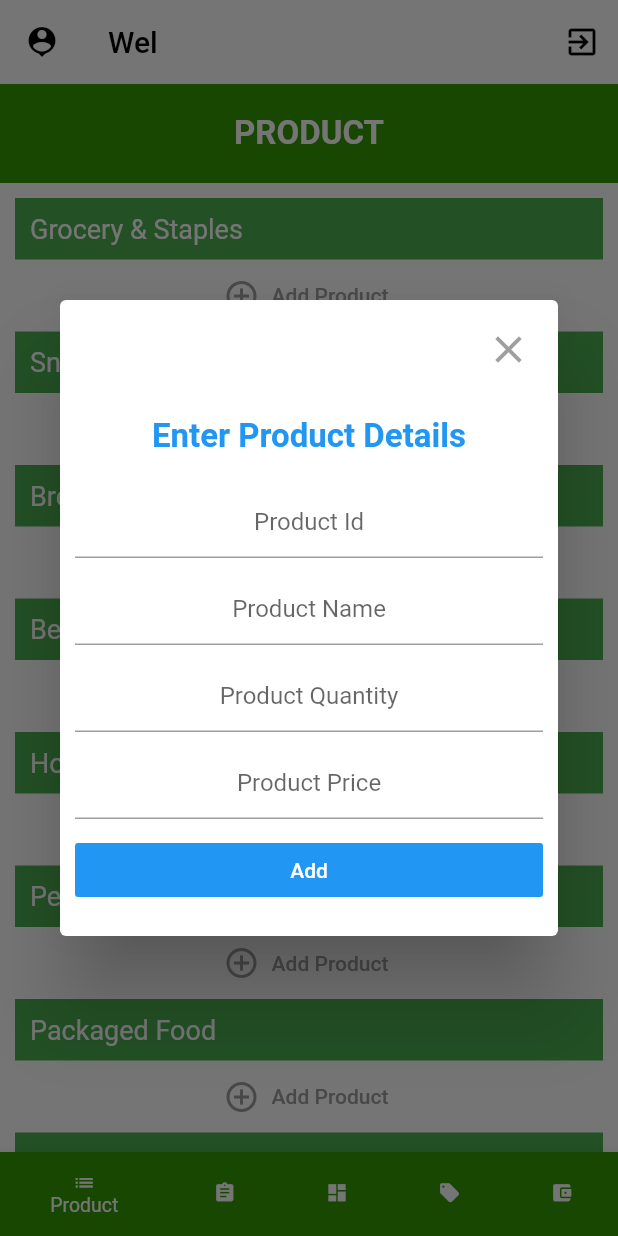
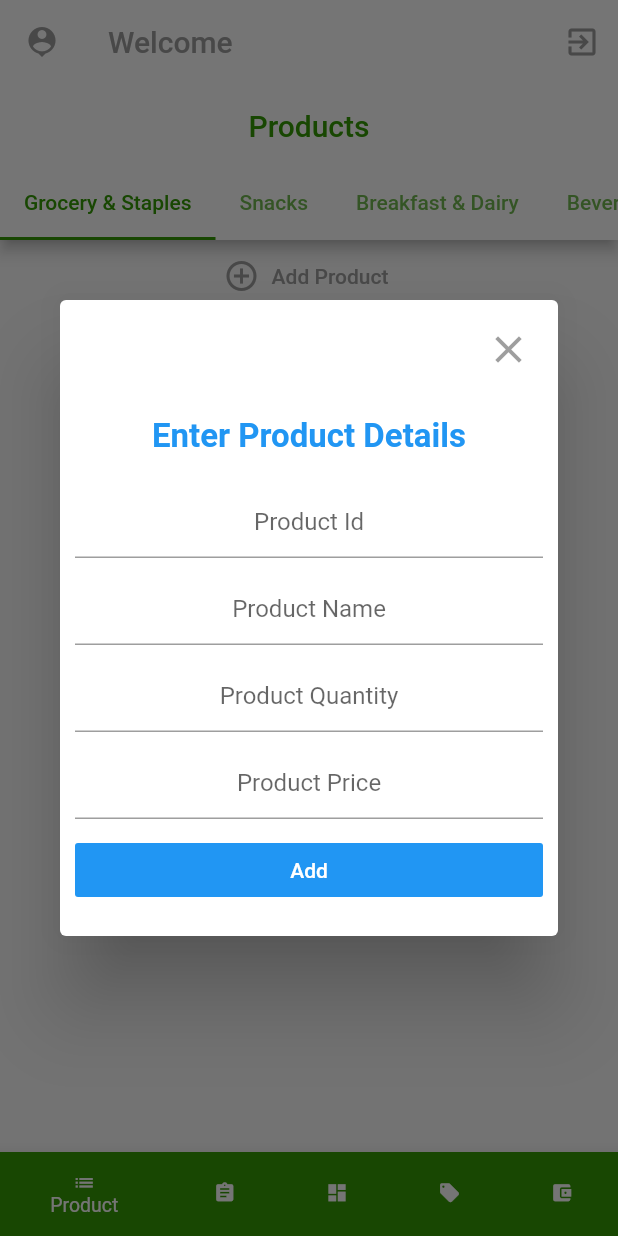
Before and after one commit to PikNgrocers/PikNgrocers_vendor, a Flutter app: the screen it shows once a user with an empty profile is signed in, item 2 of the bottom bar chosen, after a tap on the "exit to app" icon, after a tap on "Add Product", on a phone screen of 412 x 824 dp. Run offline on Flutter 3.47's test engine with Material 2 defaults, Android fonts, the phone set to English and light mode, and no system bars; our stand-ins replace cloud_firestore, connectivity, firebase_auth, firebase_core; accounts and stored records are empty.

Commit message:
Awesome product Add page

```diff
--- a/lib/product_utils/connect_product_head_and_add_helper.dart
+++ b/lib/product_utils/connect_product_head_and_add_helper.dart
@@ -1,22 +1,16 @@
 import 'package:flutter/material.dart';
 import 'package:pikngrocers_vendor/product_utils/product_add_helper.dart';
-import 'package:pikngrocers_vendor/product_utils/product_sub_head.dart';
+import 'package:pikngrocers_vendor/product_utils/show_products.dart';
 
 class ConnectHeadAndAddHelper extends StatelessWidget {
-
-  ConnectHeadAndAddHelper({this.uid,this.text});
+  ConnectHeadAndAddHelper({this.uid, this.text});
   final String uid;
   final String text;
 
   @override
   Widget build(BuildContext context) {
-    return Container(
-      child: Column(
+    return Column(
       crossAxisAlignment: CrossAxisAlignment.stretch,
-        children: [
-          ProductSubHead(text: text),
-          Container(
-              child: Column(
       children: [
         FlatButton.icon(
           onPressed: () {
@@ -24,15 +18,23 @@ class ConnectHeadAndAddHelper extends StatelessWidget {
               barrierDismissible: false,
               barrierColor: Colors.black54,
               context: context,
-                          child : AddProductScreen(uid: uid,where: text,),);
+              child: AddProductScreen(
+                uid: uid,
+                where: text,
+              ),
+            );
           },
           textColor: Colors.grey,
           icon: Icon(Icons.add_circle_outline),
-                      label: Text('Add Product')),
+          label: Text('Add Product'),
+        ),
+        Expanded(
+          child: ProductList(
+            uid: uid,
+            where: text,
+          ),
+        ),
       ],
-              )),
-        ],
-      ),
     );
   }
 }
--- a/lib/product_utils/product_sub_head.dart
+++ /dev/null
@@ -1,22 +0,0 @@
-import 'package:flutter/material.dart';
-import 'package:pikngrocers_vendor/constants.dart';
-class ProductSubHead extends StatelessWidget {
-  const ProductSubHead({
-    Key key,
-    @required this.text,
-  }) : super(key: key);
-
-  final String text;
-
-  @override
-  Widget build(BuildContext context) {
-    return Container(
-      color: Colors.green,
-      child: Text(
-        text,
-        style: kProductSubHeadStyle,
-      ),
-      padding: EdgeInsets.all(10),
-    );
-  }
-}
--- a/lib/screen/home.dart
+++ b/lib/screen/home.dart
@@ -9,7 +9,8 @@ import 'package:pikngrocers_vendor/service/auth.dart';
 
 class Home extends StatefulWidget {
   final String uid;
-  Home({this.uid});
+  final String username;
+  Home({this.uid,this.username});
 
   @override
   _HomeState createState() => _HomeState();
@@ -29,8 +30,8 @@ class _HomeState extends State<Home> {
   Widget build(BuildContext context) {
     return Scaffold(
       appBar: AppBar(
-        leading: Icon(Icons.person_pin, color: Colors.black,),
-        title: Text('Wel${widget.uid}', style: TextStyle(color: Colors.black),),
+        leading: Icon(Icons.person_pin, color: Colors.grey,),
+        title: Text('Welcome ${widget.username}', style: TextStyle(color: Colors.grey),),
         elevation: 0,
         backgroundColor: Colors.white,
         actions: [
@@ -38,7 +39,7 @@ class _HomeState extends State<Home> {
             Auth().logout();
             Navigator.pushReplacementNamed(context, '/');
           },
-            color: Colors.black,
+            color: Colors.grey,
             tooltip: 'Logout',
           )
         ],
@@ -52,11 +53,7 @@ class _HomeState extends State<Home> {
           OffersPage(),
           WalletPage(),
         ],
-        onPageChanged: (page) {
-          setState(() {
-            _currentIndex = page;
-          });
-        },
+        physics: NeverScrollableScrollPhysics(),
       ),
       bottomNavigationBar: BottomNavigationBar(
         selectedFontSize: kLabelFontSize,
--- a/lib/screen/landingpage.dart
+++ b/lib/screen/landingpage.dart
@@ -36,7 +36,7 @@ class _LandingPageState extends State<LandingPage> {
           }
           if (snapshot.hasData && snapshot.data != null) {
             User user = snapshot.data;
-            return Home(uid: user.uid);
+            return Home(uid: user.uid,username: user.displayName,);
           }
           return LoginPage();
         });
--- a/lib/screen/productspage.dart
+++ b/lib/screen/productspage.dart
@@ -1,9 +1,8 @@
 import 'package:flutter/cupertino.dart';
 import 'package:flutter/material.dart';
 import 'package:pikngrocers_vendor/constants.dart';
+import 'package:pikngrocers_vendor/models/category_types.dart';
 import 'package:pikngrocers_vendor/product_utils/connect_product_head_and_add_helper.dart';
-import 'package:pikngrocers_vendor/product_utils/product_add_helper.dart';
-import 'file:///H:/Third%20sem%20online%20Class/SRP/pikngrocers_vendor/lib/product_utils/product_sub_head.dart';
 
 class ProductsPage extends StatefulWidget {
   final String uid;
@@ -16,60 +15,35 @@ class ProductsPage extends StatefulWidget {
 class _ProductsPageState extends State<ProductsPage> {
   @override
   Widget build(BuildContext context) {
-    return Scaffold(
-      backgroundColor: Colors.white,
-      body: SingleChildScrollView(
-        child: Container(
-          color: Colors.white,
-          child: Column(
-            crossAxisAlignment: CrossAxisAlignment.stretch,
-            children: [
-              Container(
-                padding: EdgeInsets.symmetric(vertical: 20.0),
-                color: kProductColor,
-                child: Center(
-                  child: Text(
-                    'PRODUCT',
-                    style: TextStyle(
-                        color: Colors.white,
-                        fontSize: 22,
-                        fontWeight: FontWeight.bold),
-                  ),
-                ),
-              ),
-              Container(
-                color: Colors.white70,
-                margin: EdgeInsets.all(10),
-                child: Column(
-                  crossAxisAlignment: CrossAxisAlignment.stretch,
-                  children: [
-                    ConnectHeadAndAddHelper(uid: widget.uid,text: 'Grocery & Staples',),
-                    ConnectHeadAndAddHelper(uid: widget.uid,text: 'Snacks'),
-                    ConnectHeadAndAddHelper(uid: widget.uid,text: 'Breakfast & Dairy'),
-                    ConnectHeadAndAddHelper(uid: widget.uid,text: 'Beverages'),
-                    ConnectHeadAndAddHelper(uid: widget.uid,text: 'Household Care'),
-                    ConnectHeadAndAddHelper(uid: widget.uid,text: 'Personal Care'),
-                    ConnectHeadAndAddHelper(uid: widget.uid,text: 'Packaged Food'),
-                    ConnectHeadAndAddHelper(uid: widget.uid,text: 'Fruits & Vegetables'),
-                  ],
-                ),
-              ),
-            ],
+    return DefaultTabController(
+      length: 9,
+      child: Scaffold(
+        appBar: AppBar(
+          backgroundColor: Colors.white,
+          title: Text(
+            'Products',
+            style: TextStyle(color: kProductColor),
+          ),
+          centerTitle: true,
+          bottom: TabBar(
+            labelColor: kProductColor,
+            indicatorColor: kProductColor,
+            isScrollable: true,
+            tabs: categoryTypes
+                .map(
+                  (e) => Tab(text: e.categoryTitle),
+                )
+                .toList(),
           ),
         ),
+        body: TabBarView(
+            children: categoryTypes
+                .map((e) => ConnectHeadAndAddHelper(
+                      uid: widget.uid,
+                      text: e.categoryTitle,
+                    ))
+                .toList()),
       ),
     );
   }
 }
-
-
-
-
-
-
-// try {
-// Database(uid: widget.uid).addProductGroceryStaples();
-// print('called');
-// } catch(e) {
-// print(e);
-// }
--- a/lib/service/database.dart
+++ b/lib/service/database.dart
@@ -13,8 +13,7 @@ class Database {
 
   Future<void> updateUserData(
       {String shopname, String fsno, String phno}) async {
-    return await FirebaseFirestore.instanceFor(app: secondaryApp)
-        .collection('user')
+    return await users
         .doc(uid)
         .set({
       'shop_name': shopname,
@@ -24,11 +23,15 @@ class Database {
   }
 
   homeData() {
-    return FirebaseFirestore.instanceFor(app: secondaryApp)
-        .collection('user')
+    return users
         .doc(uid)
         .get();
   }
+
+  showProductData({String where}) {
+    return users.doc(uid).collection('product').doc(where).collection('product_list').snapshots();
+  }
+
 
   Future<void> addProductGroceryStaples(
       {String where,String proId, String proName, String proPrice, String proQuan}) async {
@@ -40,7 +43,8 @@ class Database {
         .doc(proId)
         .set(
           {
-              'Product_name': proName,
+              'Product_Id' : proId,
+              'Product_Name': proName,
               'Product_Quantity': proQuan,
               'Price': int.parse(proPrice),
           },
```
Also changed, not shown: lib/product_utils/product_add_helper.dart (+62 -33 lines), lib/product_utils/show_products.dart (added, +124 -0 lines). Lines whose indentation alone changed are shown as unchanged.
